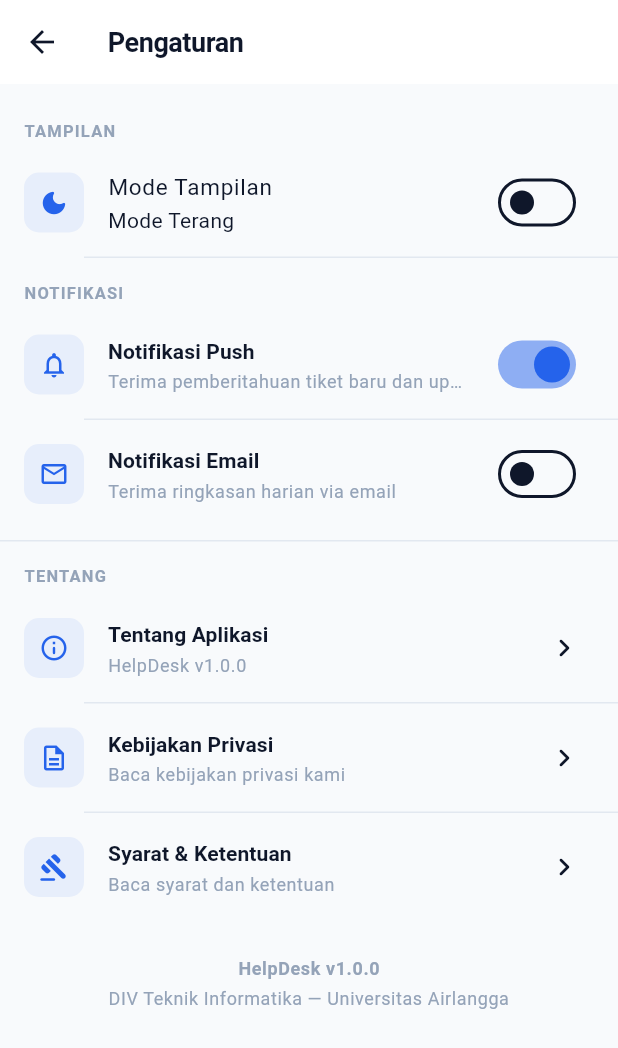
After one commit to kiimalf/E-Ticketing_Helpdesk, a Flutter app: the SettingsPage screen opened directly, on a phone screen of 412 x 824 dp. The commit adds this screen. Shown: the top 1048 px of the screen. Run offline on Flutter 3.47's test engine with Material 3 defaults, Android fonts, the phone set to English and light mode, and no system bars; our stand-ins replace file_picker, flutter_riverpod, image_picker, shared_preferences, supabase_flutter; accounts and stored records are empty.

Commit message:
feat: separate settings module from profile and update routing

```diff
--- a/lib/features/profile/presentation/pages/profile_page.dart
+++ b/lib/features/profile/presentation/pages/profile_page.dart
@@ -57,7 +57,6 @@ class ProfilePage extends ConsumerWidget {
   @override
   Widget build(BuildContext context, WidgetRef ref) {
     final user = ref.watch(authProvider).value;
-    final isDark = ref.watch(themeProvider);
     final statsAsync = ref.watch(dashboardStatsProvider);
 
     if (user == null) {
@@ -197,26 +196,12 @@ class ProfilePage extends ConsumerWidget {
             // ── SEKSI: Pengaturan ──────────────────────────
             _sectionLabel(context, 'Pengaturan'),
 
-            // Dark mode toggle
-            SwitchListTile(
-              value: isDark,
-              onChanged: (_) => ref.read(themeProvider.notifier).toggle(),
-              secondary: _tileIcon(
-                isDark ? Icons.light_mode_rounded : Icons.dark_mode_rounded,
-              ),
-              title: const Text('Mode Tampilan'),
-              subtitle: Text(isDark ? 'Mode Gelap' : 'Mode Terang'),
-              activeThumbColor: AppColors.primary,
-            ),
-
-            const Divider(height: 1, indent: 56),
-
             _settingTile(
               context,
-              icon: Icons.notifications_outlined,
-              title: 'Notifikasi',
-              sub: 'Kelola preferensi notifikasi',
-              onTap: () {}, // TODO: navigate ke halaman notif settings
+              icon: Icons.settings_outlined,
+              title: 'Pengaturan',
+              sub: 'Tampilan, notifikasi, dan tentang aplikasi',
+              onTap: () => Navigator.pushNamed(context, AppRoutes.settings),
             ),
 
             const SizedBox(height: 8),
@@ -243,21 +228,6 @@ class ProfilePage extends ConsumerWidget {
               title: 'Reset Password',
               sub: 'Kirim link reset ke email Anda',
               onTap: () => _showResetPasswordDialog(context, ref, user.email),
-            ),
-
-            const Divider(height: 1, indent: 56),
-
-            _settingTile(
-              context,
-              icon: Icons.info_outline_rounded,
-              title: 'Tentang Aplikasi',
-              sub: '${AppStrings.appName} ${AppStrings.appVersion}',
-              onTap: () => showAboutDialog(
-                context: context,
-                applicationName: AppStrings.appName,
-                applicationVersion: AppStrings.appVersion,
-                applicationLegalese: '© 2026 ${AppStrings.university}',
-              ),
             ),
 
             const SizedBox(height: 16),
--- /dev/null
+++ b/lib/features/settings/presentation/pages/settings_page.dart
@@ -0,0 +1,181 @@
+import 'package:flutter/material.dart';
+import 'package:flutter_riverpod/flutter_riverpod.dart';
+import 'package:eticketing_helpdesk/core/constants/app_constants.dart';
+import 'package:eticketing_helpdesk/core/theme/app_theme.dart';
+import 'package:eticketing_helpdesk/features/auth/presentation/providers/auth_provider.dart';
+
+class SettingsPage extends ConsumerWidget {
+  const SettingsPage({super.key});
+
+  @override
+  Widget build(BuildContext context, WidgetRef ref) {
+    final isDark = ref.watch(themeProvider);
+    final theme = Theme.of(context);
+
+    return Scaffold(
+      appBar: AppBar(title: const Text('Pengaturan')),
+      body: ListView(
+        children: [
+          const SizedBox(height: 8),
+
+          // ── SEKSI: Tampilan ──────────────────────────────
+          _sectionLabel(context, 'Tampilan'),
+
+          // Dark mode toggle
+          SwitchListTile(
+            value: isDark,
+            onChanged: (_) => ref.read(themeProvider.notifier).toggle(),
+            secondary: _tileIcon(
+              isDark ? Icons.light_mode_rounded : Icons.dark_mode_rounded,
+            ),
+            title: const Text('Mode Tampilan'),
+            subtitle: Text(isDark ? 'Mode Gelap' : 'Mode Terang'),
+            activeThumbColor: AppColors.primary,
+          ),
+
+          const Divider(height: 1, indent: 56),
+
+          // ── SEKSI: Notifikasi ────────────────────────────
+          _sectionLabel(context, 'Notifikasi'),
+
+          _settingTile(
+            context,
+            icon: Icons.notifications_outlined,
+            title: 'Notifikasi Push',
+            sub: 'Terima pemberitahuan tiket baru dan update',
+            trailing: Switch(
+              value: true,
+              onChanged: (_) {},
+              activeThumbColor: AppColors.primary,
+            ),
+          ),
+
+          const Divider(height: 1, indent: 56),
+
+          _settingTile(
+            context,
+            icon: Icons.email_outlined,
+            title: 'Notifikasi Email',
+            sub: 'Terima ringkasan harian via email',
+            trailing: Switch(
+              value: false,
+              onChanged: (_) {},
+              activeThumbColor: AppColors.primary,
+            ),
+          ),
+
+          const SizedBox(height: 8),
+          const Divider(height: 1),
+
+          // ── SEKSI: Tentang ───────────────────────────────
+          _sectionLabel(context, 'Tentang'),
+
+          _settingTile(
+            context,
+            icon: Icons.info_outline_rounded,
+            title: 'Tentang Aplikasi',
+            sub: '${AppStrings.appName} ${AppStrings.appVersion}',
+            onTap: () => showAboutDialog(
+              context: context,
+              applicationName: AppStrings.appName,
+              applicationVersion: AppStrings.appVersion,
+              applicationLegalese: '© 2026 ${AppStrings.university}',
+            ),
+          ),
+
+          const Divider(height: 1, indent: 56),
+
+          _settingTile(
+            context,
+            icon: Icons.description_outlined,
+            title: 'Kebijakan Privasi',
+            sub: 'Baca kebijakan privasi kami',
+            onTap: () {},
+          ),
+
+          const Divider(height: 1, indent: 56),
+
+          _settingTile(
+            context,
+            icon: Icons.gavel_rounded,
+            title: 'Syarat & Ketentuan',
+            sub: 'Baca syarat dan ketentuan',
+            onTap: () {},
+          ),
+
+          const SizedBox(height: 24),
+
+          // ── Info versi di bawah ──────────────────────────
+          Center(
+            child: Column(
+              children: [
+                Text(
+                  '${AppStrings.appName} ${AppStrings.appVersion}',
+                  style: theme.textTheme.bodySmall?.copyWith(
+                    fontWeight: FontWeight.w600,
+                  ),
+                ),
+                const SizedBox(height: 4),
+                Text(
+                  AppStrings.university,
+                  style: theme.textTheme.bodySmall,
+                  textAlign: TextAlign.center,
+                ),
+              ],
+            ),
+          ),
+
+          const SizedBox(height: 32),
+        ],
+      ),
+    );
+  }
+
+  // ─── Widget helpers ───────────────────────────────────────
+  Widget _sectionLabel(BuildContext context, String title) => Padding(
+    padding: const EdgeInsets.fromLTRB(16, 16, 16, 4),
+    child: Text(
+      title.toUpperCase(),
+      style: Theme.of(context).textTheme.bodySmall?.copyWith(
+        fontWeight: FontWeight.w700,
+        letterSpacing: 0.8,
+        fontSize: 11,
+      ),
+    ),
+  );
+
+  Widget _tileIcon(IconData icon) => Container(
+    width: 40,
+    height: 40,
+    decoration: BoxDecoration(
+      color: AppColors.primary.withValues(alpha: 0.08),
+      borderRadius: BorderRadius.circular(10),
+    ),
+    child: Icon(icon, color: AppColors.primary, size: 20),
+  );
+
+  Widget _settingTile(
+    BuildContext context, {
+    required IconData icon,
+    required String title,
+    required String sub,
+    VoidCallback? onTap,
+    Widget? trailing,
+  }) => ListTile(
+    leading: _tileIcon(icon),
+    title: Text(
+      title,
+      style: Theme.of(context).textTheme.titleSmall,
+      maxLines: 1,
+      overflow: TextOverflow.ellipsis,
+    ),
+    subtitle: Text(
+      sub,
+      style: Theme.of(context).textTheme.bodySmall,
+      maxLines: 1,
+      overflow: TextOverflow.ellipsis,
+    ),
+    trailing: trailing ?? const Icon(Icons.chevron_right_rounded),
+    onTap: onTap,
+  );
+}
--- a/lib/main.dart
+++ b/lib/main.dart
@@ -16,6 +16,7 @@ import 'package:eticketing_helpdesk/features/ticket/presentation/pages/ticket_de
 import 'package:eticketing_helpdesk/features/ticket/presentation/pages/create_ticket_page.dart';
 import 'package:eticketing_helpdesk/features/user/presentation/pages/user_list_page.dart';
 import 'package:eticketing_helpdesk/features/user/presentation/pages/user_form_page.dart';
+import 'package:eticketing_helpdesk/features/settings/presentation/pages/settings_page.dart';
 import 'package:eticketing_helpdesk/features/auth/data/models/user_model.dart';
 import 'package:eticketing_helpdesk/main_shell.dart';
 
@@ -86,6 +87,9 @@ class HelpdeskApp extends ConsumerWidget {
         final id = settings.arguments as String?;
         page = id != null ? TicketDetailPage(ticketId: id) : const MainShell();
         break;
+      case AppRoutes.settings:
+        page = const SettingsPage();
+        break;
       case AppRoutes.users:
         page = const UserListPage();
         break;
```
